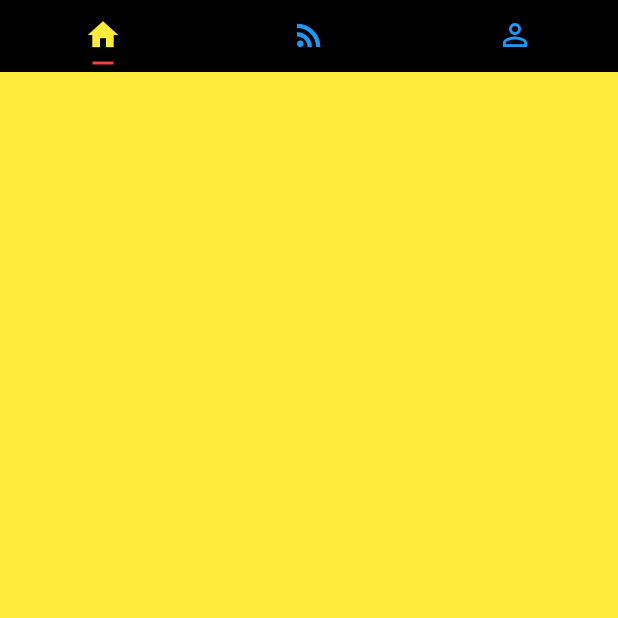
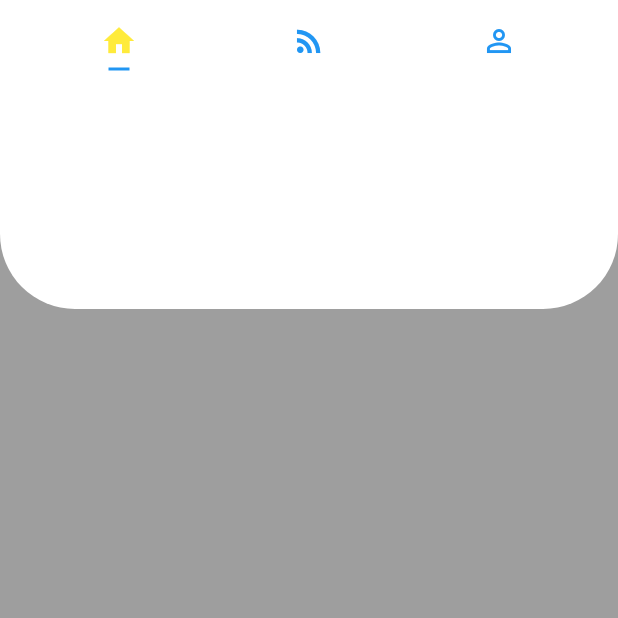
Before and after one commit to ilayda-the-Disc0Queen/todo_app, a Flutter app: the screen it shows after launch, on a phone screen of 412 x 824 dp, the top half of it. Run offline on Flutter 3.47's test engine with Material 2 defaults, Android fonts, the phone set to English and light mode, and no system bars.

Commit message:
Add intray top card

```diff
--- a/App/lib/main.dart
+++ b/App/lib/main.dart
@@ -35,14 +35,28 @@ class _MyHomePageState extends State<MyHomePage> {
         child: DefaultTabController(
           length: 3,
           child: new Scaffold(
-            body: TabBarView(
+            body: Stack(children: <Widget>[
+              TabBarView(
                 children: [
-                new Container(color: Colors.yellow),
+                  new Container(color: Colors.grey),
                   new Container(color: Colors.orange),
                   new Container(color: Colors.lightGreen),
                 ],
               ),
-            appBar: TabBar(
+              Container(
+                height: 150,
+                decoration: BoxDecoration(
+                  borderRadius: BorderRadius.only(
+                    bottomLeft: Radius.circular(50),
+                    bottomRight: Radius.circular(50),
+                  ),
+                  color: Colors.white,
+                ),
+              ),
+            ]),
+            appBar: AppBar(
+              elevation: 0,
+              title: TabBar(
                 tabs: [
                   Tab(icon: new Icon(Icons.home)),
                   Tab(icon: new Icon(Icons.rss_feed)),
@@ -52,9 +66,11 @@ class _MyHomePageState extends State<MyHomePage> {
                 unselectedLabelColor: Colors.blue,
                 indicatorSize: TabBarIndicatorSize.label,
                 indicatorPadding: EdgeInsets.all(5.0),
-              indicatorColor: Colors.red,
+                indicatorColor: Colors.blue,
               ),
-            backgroundColor: Colors.black,
+              backgroundColor: Colors.white,
+            ),
+            backgroundColor: Colors.pink,
           ),
         ),
       ),
```
Lines whose indentation alone changed are shown as unchanged.
